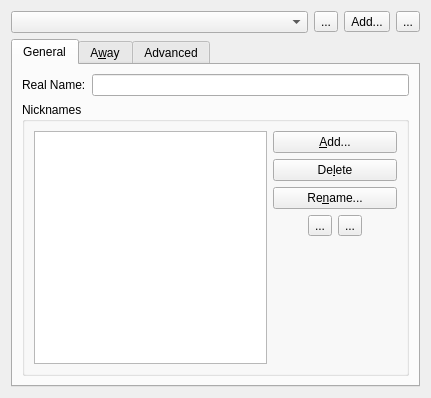
The window that src/qtui/settingspages/identitiessettingspage.ui (quassel/quassel) describes before a commit, drawn with Qt 5.
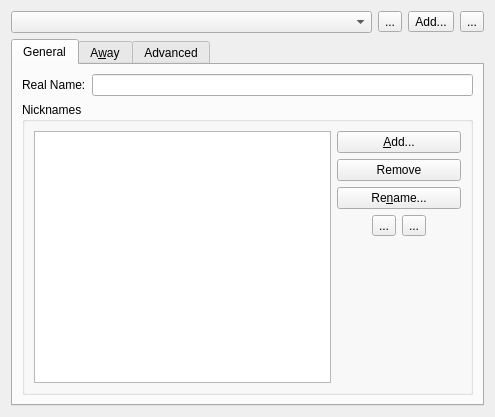
The same window after the commit. Icons and pictures are not drawn.

Commit message: Finally! The new identities plus a nice shiny settingspage for editing them are done! The dialog should be fully functional, and you should be able to create/edit/save identities. However, they are not yet actually used (which is why we still have the old dialog as well)...

```diff
--- a/src/qtui/settingspages/identitiessettingspage.ui
+++ b/src/qtui/settingspages/identitiessettingspage.ui
@@ -5,8 +5,8 @@
    <rect>
     <x>0</x>
     <y>0</y>
-    <width>431</width>
-    <height>398</height>
+    <width>495</width>
+    <height>417</height>
    </rect>
   </property>
   <property name="windowTitle" >
@@ -14,6 +14,8 @@
   </property>
   <layout class="QVBoxLayout" >
    <item>
+    <layout class="QVBoxLayout" >
+     <item>
     <layout class="QHBoxLayout" >
      <item>
       <widget class="QComboBox" name="identityList" >
@@ -98,7 +100,11 @@
           </widget>
          </item>
          <item>
-          <widget class="QLineEdit" name="realName" />
+            <widget class="QLineEdit" name="realName" >
+             <property name="whatsThis" >
+              <string>The "Real Name" is shown in /whois.</string>
+             </property>
+            </widget>
          </item>
         </layout>
        </item>
@@ -151,7 +157,7 @@
                </sizepolicy>
               </property>
               <property name="text" >
-               <string>De&amp;lete</string>
+                 <string>Remove</string>
               </property>
               <property name="icon" >
                <iconset resource="../../icons/icons.qrc" >:/16x16/actions/oxygen/16x16/actions/edit-delete.png</iconset>
@@ -205,7 +211,7 @@
                </spacer>
               </item>
               <item>
-               <widget class="QToolButton" name="upNick" >
+                 <widget class="QToolButton" name="nickUp" >
                 <property name="toolTip" >
                  <string>Move upwards in list</string>
                 </property>
@@ -218,7 +224,7 @@
                </widget>
               </item>
               <item>
-               <widget class="QToolButton" name="downNick" >
+                 <widget class="QToolButton" name="nickDown" >
                 <property name="toolTip" >
                  <string>Move downwards in list</string>
                 </property>
@@ -566,6 +572,8 @@
       </layout>
      </widget>
     </widget>
+     </item>
+    </layout>
    </item>
   </layout>
  </widget>
```
Left out of the diff: 36 changed lines with no effect on the pictures. Lines whose indentation alone changed are shown as unchanged. The commit also changes 20 other files.
